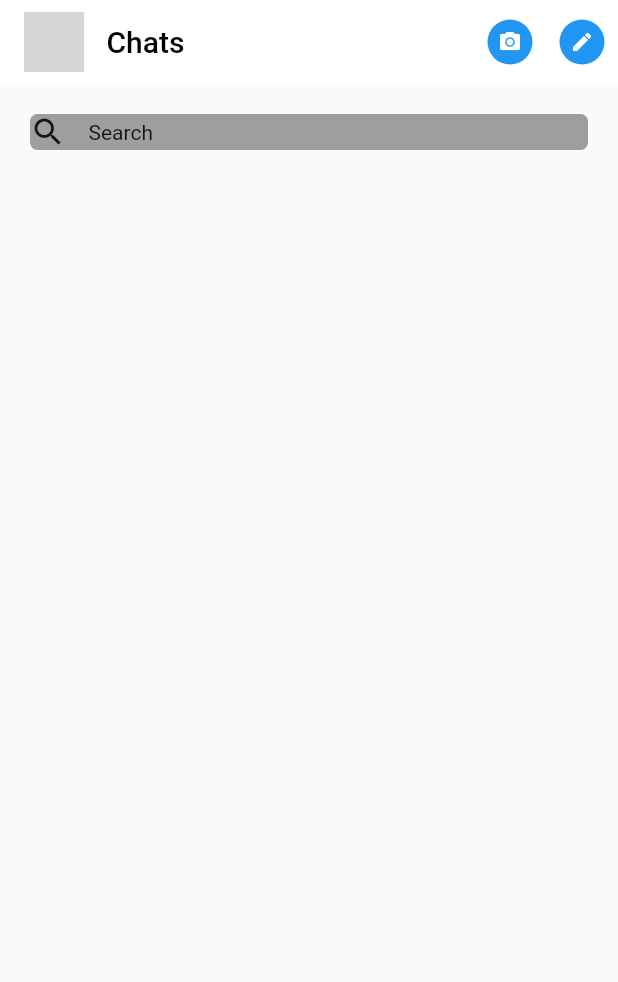
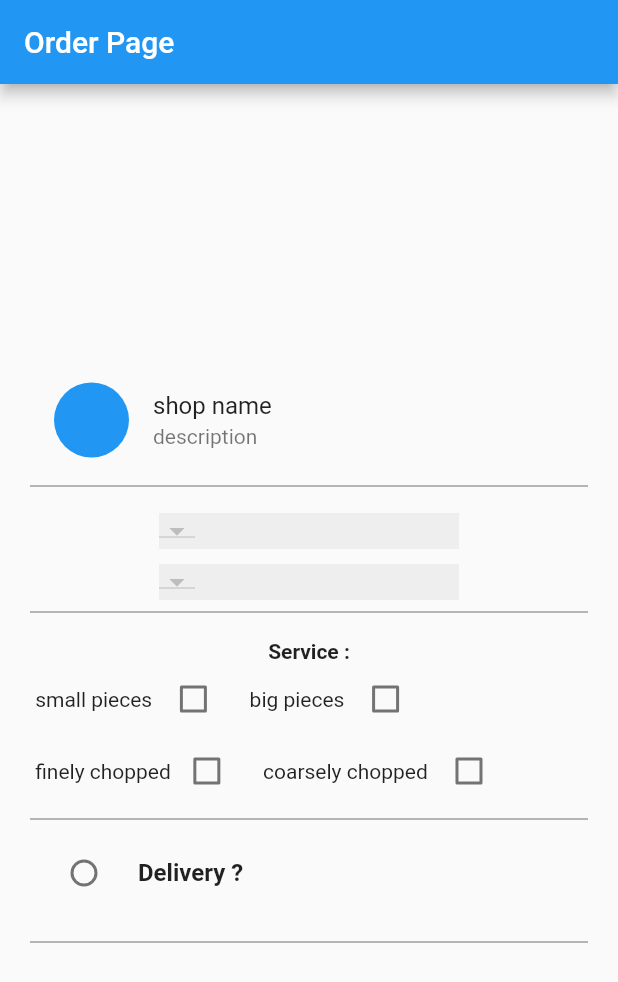
Before and after one commit to nash0000/sheeps_app, a Flutter app: the screen it shows after launch, on a phone screen of 412 x 824 dp. Shown: the top 982 px of the screen. Run offline on Flutter 3.47's test engine with Material 2 defaults, Android fonts, the phone set to English and light mode, and no system bars; grey boxes are pictures that could not be loaded.

Commit message:
add app_icon,also add order page

```diff
--- a/lib/main.dart
+++ b/lib/main.dart
@@ -1,6 +1,7 @@
 import 'package:flutter/material.dart';
 import 'package:sheeps_app/messenger_screen.dart';
 import 'package:sheeps_app/screens/login/login_screen.dart';
+import 'package:sheeps_app/screens/order_screen.dart';
 
 void main() {
   runApp(MyApp());
@@ -25,7 +26,11 @@ class MyApp extends StatelessWidget {
         // is not restarted.
         primarySwatch: Colors.blue,
       ),
-      home: MessengerScreen(),
+      // home: Directionality(
+      //   textDirection: TextDirection.rtl,
+      //   child:
+      home: OrderScreen(),
+      // ),
     );
   }
 }
--- /dev/null
+++ b/lib/screens/order_screen.dart
@@ -0,0 +1,163 @@
+import 'package:flutter/material.dart';
+
+class OrderScreen extends StatefulWidget {
+  const OrderScreen({Key? key}) : super(key: key);
+
+  @override
+  _OrderScreenState createState() => _OrderScreenState();
+}
+
+class _OrderScreenState extends State<OrderScreen> {
+  int selectedValue = 0;
+  bool isChecked = false;
+  @override
+  Widget build(BuildContext context) {
+    return Scaffold(
+      appBar: AppBar(
+        title: Text('Order Page'),
+      ),
+      body: Padding(
+        padding: const EdgeInsets.symmetric(horizontal: 20.0),
+        child: Column(
+          mainAxisAlignment: MainAxisAlignment.center,
+          children: [
+            ListTile(
+              leading: CircleAvatar(
+                radius: 25.0,
+                backgroundColor: Colors.blue,
+              ),
+              title: Text('shop name'),
+              subtitle: Text('description'),
+            ),
+            Divider(
+              color: Colors.grey,
+              thickness: 1.0,
+            ),
+            SizedBox(
+              height: 10.0,
+            ),
+            Column(mainAxisAlignment: MainAxisAlignment.start, children: [
+              Container(
+                decoration: BoxDecoration(color: Colors.grey[200]),
+                width: 200.0,
+                // height: 10.0,
+                alignment: Alignment.center,
+                child: Row(
+                  children: [
+                    SizedBox(),
+                    DropdownButton(
+                      items: [],
+                    ),
+                  ],
+                ),
+              ),
+              SizedBox(
+                height: 10.0,
+              ),
+              // Text(' : Service  '),
+              Container(
+                decoration: BoxDecoration(color: Colors.grey[200]),
+                width: 200.0,
+                // height: 10.0,
+                alignment: Alignment.center,
+                child: Row(
+                  children: [
+                    SizedBox(),
+                    DropdownButton(
+                      items: [],
+                    ),
+                  ],
+                ),
+              ),
+              Divider(
+                color: Colors.grey,
+                thickness: 1.0,
+              ),
+            ]),
+            SizedBox(
+              height: 10.0,
+            ),
+            Text(
+              '  Service :  ',
+              style: TextStyle(fontWeight: FontWeight.bold),
+            ),
+            Row(crossAxisAlignment: CrossAxisAlignment.center, children: [
+              Row(
+                children: [
+                  Text(' small pieces '),
+                  Checkbox(
+                      value: isChecked,
+                      onChanged: (checked) {
+                        checked = isChecked;
+                      }),
+                ],
+              ),
+              SizedBox(
+                width: 10.0,
+              ),
+              Row(
+                children: [
+                  Text(' big pieces '),
+                  Checkbox(
+                      value: isChecked,
+                      onChanged: (checked) {
+                        checked = isChecked;
+                      }),
+                ],
+              ),
+            ]),
+            Row(crossAxisAlignment: CrossAxisAlignment.center, children: [
+              Row(
+                children: [
+                  Text(' finely chopped'),
+                  Checkbox(
+                      value: isChecked,
+                      onChanged: (checked) {
+                        checked = isChecked;
+                      }),
+                ],
+              ),
+              SizedBox(
+                width: 10.0,
+              ),
+              Row(
+                children: [
+                  Text(' coarsely chopped '),
+                  Checkbox(
+                      value: isChecked,
+                      onChanged: (checked) {
+                        checked = isChecked;
+                      }),
+                ],
+              ),
+            ]),
+            Divider(
+              color: Colors.grey,
+              thickness: 1.0,
+            ),
+            // Transform.scale(
+            //   scale: 1.5,
+            //   child:
+            RadioListTile<int>(
+              value: 1,
+              groupValue: selectedValue,
+              title: Text(
+                'Delivery ? ',
+                style: TextStyle(fontWeight: FontWeight.bold),
+              ),
+              onChanged: (value) => setState(() => selectedValue),
+            ),
+            // ),
+            SizedBox(
+              height: 10.0,
+            ),
+            Divider(
+              color: Colors.grey,
+              thickness: 1.0,
+            ),
+          ],
+        ),
+      ),
+    );
+  }
+}
```
